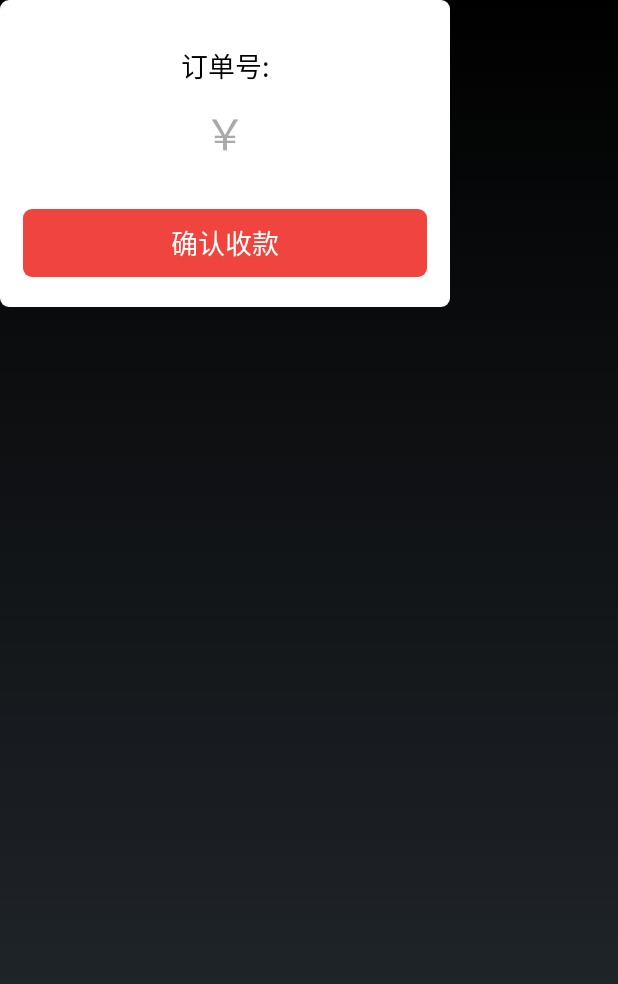
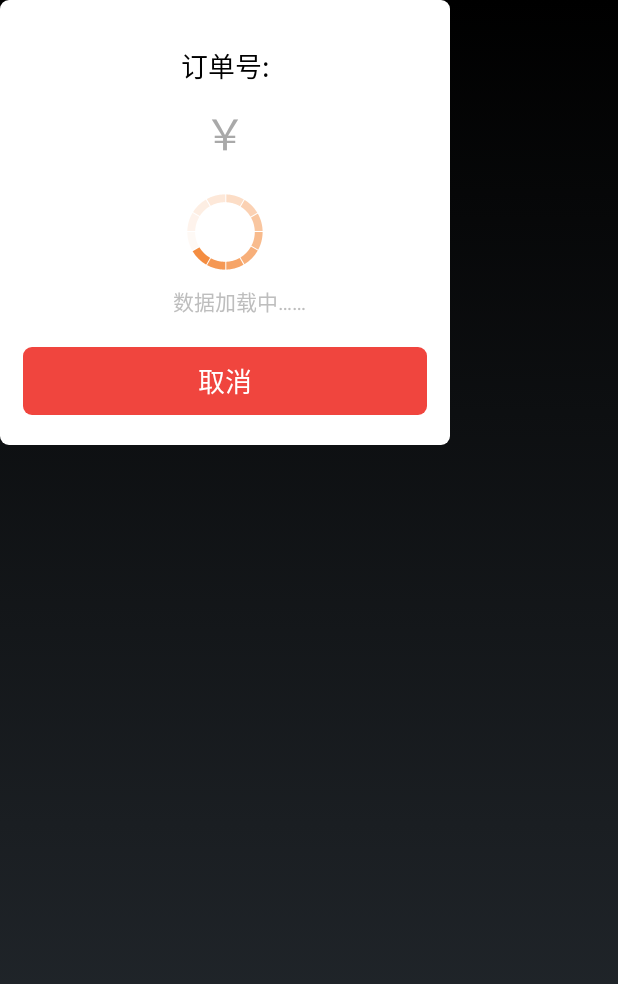
Before and after one commit to josundai/nestsaler, an Android app: the layout dialog_charge_money_confirm.xml on its own in the app's theme, with its tools: preview values and no code run, on a phone screen of 412 x 824 dp. Shown: the top 984 px of the screen. Run offline under Robolectric (Android 15) with nearby library versions, the phone set to English and light mode, and no system bars.

Commit message:
fixed bugs

```diff
--- a/app/src/main/java/com/creal/nestsaler/ScanBinCodeActivity.java
+++ b/app/src/main/java/com/creal/nestsaler/ScanBinCodeActivity.java
@@ -117,13 +117,12 @@ public class ScanBinCodeActivity extends Activity implements Callback {
 		}else {
 			sendChargingRequest(resultString);
 		}
-//		ScanBinCodeActivity.this.finish();
 	}
 
 	private void sendChargingRequest(String scanCode){
 		Map parameters = new HashMap();
 		String appNum = PreferenceUtil.getString(this, Constants.APP_USER_APP_NUM, null);
-		parameters.put("money", String.valueOf(money * 100) );
+		parameters.put("money", String.valueOf((int)(money * 100)));
 		parameters.put("app_number", appNum);
 		parameters.put("qr_code", scanCode);
 
--- a/app/src/main/res/layout/dialog_charge_money_confirm.xml
+++ b/app/src/main/res/layout/dialog_charge_money_confirm.xml
@@ -27,13 +27,28 @@
         android:id="@+id/id_charge_money_number"
         android:layout_width="wrap_content"
         android:layout_height="wrap_content"
+        android:layout_marginBottom="20dp"
         android:layout_marginTop="10dp"
-        android:layout_marginBottom="30dp"
         android:gravity="center"
         android:onClick="onBackClick"
         android:text="@string/charge_money_number"
         android:textColor="@color/darkgray"
         android:textSize="@dimen/font_xx_larger" />
+
+    <ImageView
+        android:id="@+id/img"
+        android:layout_width="wrap_content"
+        android:layout_height="wrap_content"
+        android:src="@drawable/loading" />
+
+    <TextView
+        android:id="@+id/tipTextView"
+        android:layout_width="wrap_content"
+        android:layout_height="wrap_content"
+        android:layout_marginLeft="10dp"
+        android:layout_marginTop="10dp"
+        android:layout_marginBottom="20dp"
+        android:text="数据加载中……" />
 
     <Button
         android:id="@+id/id_charge_money_submit"
@@ -43,8 +58,8 @@
         android:layout_marginLeft="15dip"
         android:layout_marginRight="15dip"
         android:background="@drawable/bg_darkred_big_cornered"
-        android:onClick="onConfirmChargeClick"
-        android:text="@string/charge_money_confirmed"
+        android:onClick="onCancelClick"
+        android:text="@string/charge_money_cancel"
         android:textColor="@color/white"
         android:textSize="18sp" />
 </LinearLayout>
--- a/app/src/main/res/values/strings.xml
+++ b/app/src/main/res/values/strings.xml
@@ -78,7 +78,7 @@
     <string name="search_history_clean">清除</string>
     <string name="charge_money_orderNumber">订单号:</string>
     <string name="charge_money_number">￥</string>
-    <string name="charge_money_confirmed">确认收款</string>
+    <string name="charge_money_cancel">取消</string>
 
 
     <!--登录相关-->
```
Also changed, not shown: app/src/main/java/com/creal/nestsaler/ChargeMoneyConfirmDialog.java (+39 -10 lines).
